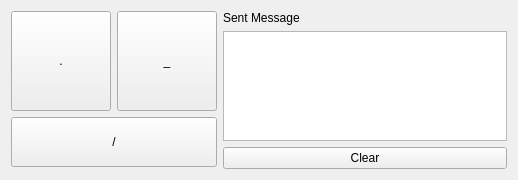
Before: the Qt Designer form scripts/qt/ui/morse_transmitter_main.ui in ericnjkim/morse_transmitter, drawn with Qt 5.
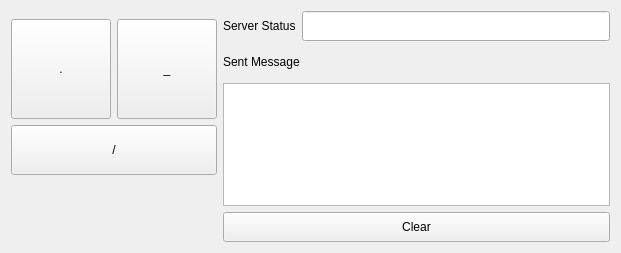
After: the same form once the commit is applied.

```diff
--- a/scripts/qt/ui/morse_transmitter_main.ui
+++ b/scripts/qt/ui/morse_transmitter_main.ui
@@ -6,8 +6,8 @@
    <rect>
     <x>0</x>
     <y>0</y>
-    <width>518</width>
-    <height>180</height>
+    <width>621</width>
+    <height>253</height>
    </rect>
   </property>
   <property name="windowTitle">
@@ -15,12 +15,12 @@
   </property>
   <layout class="QGridLayout" name="gridLayout">
    <item row="0" column="0">
-    <layout class="QVBoxLayout" name="verticalLayout_3">
+    <layout class="QVBoxLayout" name="verticalLayout_2">
      <property name="topMargin">
-      <number>0</number>
+      <number>8</number>
      </property>
      <property name="bottomMargin">
-      <number>0</number>
+      <number>12</number>
      </property>
      <item>
       <layout class="QHBoxLayout" name="horizontalLayout_2">
@@ -65,8 +65,6 @@
       </layout>
      </item>
      <item>
-      <layout class="QHBoxLayout" name="horizontalLayout_4">
-       <item>
         <widget class="QPushButton" name="btn_slash">
          <property name="minimumSize">
           <size>
@@ -85,14 +83,63 @@
          </property>
         </widget>
        </item>
-      </layout>
+     <item>
+      <spacer name="verticalSpacer">
+       <property name="orientation">
+        <enum>Qt::Vertical</enum>
+       </property>
+       <property name="sizeHint" stdset="0">
+        <size>
+         <width>20</width>
+         <height>40</height>
+        </size>
+       </property>
+      </spacer>
      </item>
     </layout>
    </item>
    <item row="0" column="1">
+    <layout class="QVBoxLayout" name="verticalLayout_3">
+     <property name="topMargin">
+      <number>0</number>
+     </property>
+     <item>
+      <layout class="QHBoxLayout" name="horizontalLayout">
+       <item>
+        <widget class="QLabel" name="label">
+         <property name="minimumSize">
+          <size>
+           <width>0</width>
+           <height>30</height>
+          </size>
+         </property>
+         <property name="text">
+          <string>Server Status</string>
+         </property>
+        </widget>
+       </item>
+       <item>
+        <widget class="QLineEdit" name="ledit_server_log">
+         <property name="minimumSize">
+          <size>
+           <width>0</width>
+           <height>30</height>
+          </size>
+         </property>
+        </widget>
+       </item>
+      </layout>
+     </item>
+     <item>
     <layout class="QVBoxLayout" name="verticalLayout">
      <item>
       <widget class="QLabel" name="label_2">
+         <property name="minimumSize">
+          <size>
+           <width>0</width>
+           <height>30</height>
+          </size>
+         </property>
        <property name="text">
         <string>Sent Message</string>
        </property>
@@ -103,10 +150,18 @@
      </item>
      <item>
       <widget class="QPushButton" name="btn_clear">
+         <property name="minimumSize">
+          <size>
+           <width>0</width>
+           <height>30</height>
+          </size>
+         </property>
        <property name="text">
         <string>Clear</string>
        </property>
       </widget>
+       </item>
+      </layout>
      </item>
     </layout>
    </item>
```
Lines whose indentation alone changed are shown as unchanged.
